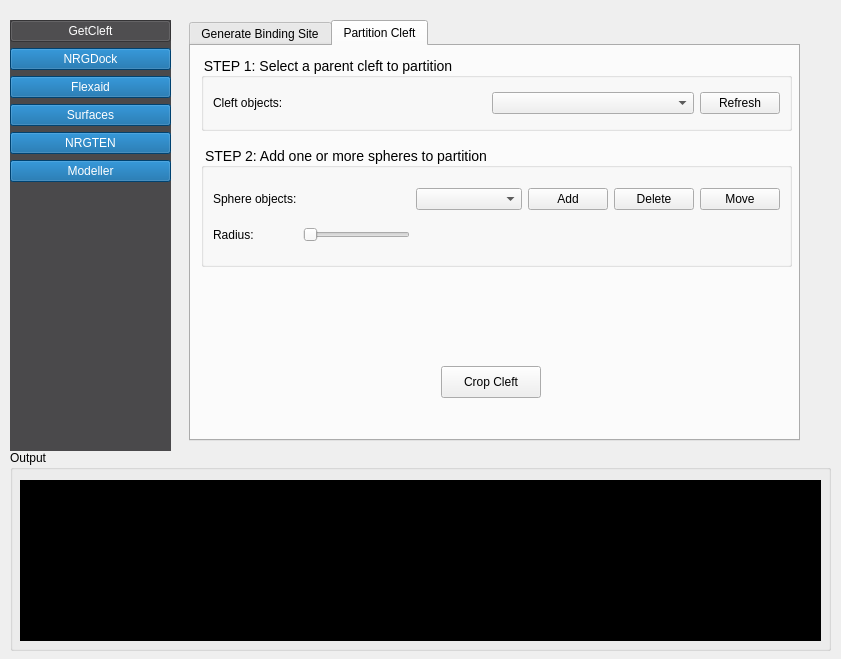
Old version of the form nrgdock_widget.ui in the repository ThomasDesc/NRG_plugin.
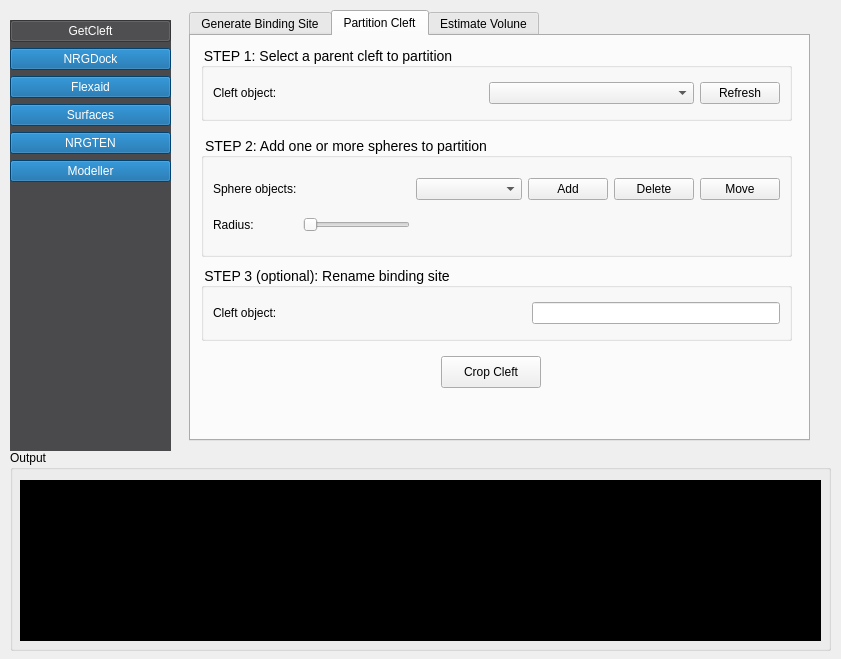
New version of the form. The open tabs and pages were chosen to show the change.

Patch:
```diff
--- a/nrgdock_widget.ui
+++ b/nrgdock_widget.ui
@@ -185,9 +185,9 @@
      <property name="geometry">
       <rect>
        <x>9</x>
-       <y>10</y>
-       <width>611</width>
-       <height>421</height>
+       <y>0</y>
+       <width>621</width>
+       <height>431</height>
       </rect>
      </property>
      <property name="currentIndex">
@@ -413,7 +413,7 @@
         <item>
          <widget class="QLabel" name="label_42">
           <property name="text">
-           <string>&lt;html&gt;&lt;head/&gt;&lt;body&gt;&lt;p&gt;Cleft objects:&lt;/p&gt;&lt;/body&gt;&lt;/html&gt;</string>
+           <string>&lt;html&gt;&lt;head/&gt;&lt;body&gt;&lt;p&gt;Cleft object:&lt;/p&gt;&lt;/body&gt;&lt;/html&gt;</string>
           </property>
          </widget>
         </item>
@@ -559,6 +559,54 @@
         <string>Crop Cleft</string>
        </property>
       </widget>
+      <widget class="QGroupBox" name="groupBox_16">
+       <property name="geometry">
+        <rect>
+         <x>10</x>
+         <y>230</y>
+         <width>591</width>
+         <height>75</height>
+        </rect>
+       </property>
+       <property name="styleSheet">
+        <string notr="true">QGroupBox{
+font-size:14px;
+}</string>
+       </property>
+       <property name="title">
+        <string>STEP 3 (optional): Rename binding site</string>
+       </property>
+       <layout class="QHBoxLayout" name="horizontalLayout_8">
+        <item>
+         <widget class="QLabel" name="label_43">
+          <property name="text">
+           <string>&lt;html&gt;&lt;head/&gt;&lt;body&gt;&lt;p&gt;Cleft object:&lt;/p&gt;&lt;/body&gt;&lt;/html&gt;</string>
+          </property>
+         </widget>
+        </item>
+        <item>
+         <spacer name="horizontalSpacer_10">
+          <property name="orientation">
+           <enum>Qt::Horizontal</enum>
+          </property>
+          <property name="sizeHint" stdset="0">
+           <size>
+            <width>40</width>
+            <height>20</height>
+           </size>
+          </property>
+         </spacer>
+        </item>
+        <item>
+         <widget class="QLineEdit" name="lineEdit"/>
+        </item>
+       </layout>
+      </widget>
+     </widget>
+     <widget class="QWidget" name="tab_11">
+      <attribute name="title">
+       <string>Estimate Volune</string>
+      </attribute>
      </widget>
     </widget>
    </widget>
```
Left out of the diff: 20 changed lines with no effect on the pictures.
